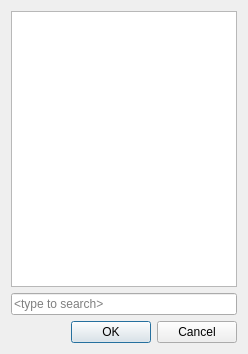
This is src/scipyen/gui/itemslistdialog.ui in ctigaret/scipyen as Qt 5 draws it before an edit. The edited form follows.
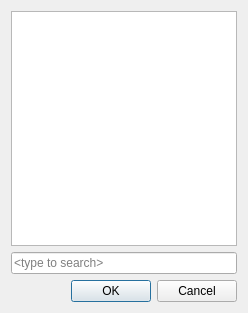
This is the edited form.

What changed in the file:
```diff
--- a/src/scipyen/gui/itemslistdialog.ui
+++ b/src/scipyen/gui/itemslistdialog.ui
@@ -10,7 +10,7 @@
     <x>0</x>
     <y>0</y>
     <width>248</width>
-    <height>354</height>
+    <height>313</height>
    </rect>
   </property>
   <property name="sizePolicy">
```
Left out of the diff: 8 changed lines with no effect on the pictures.
